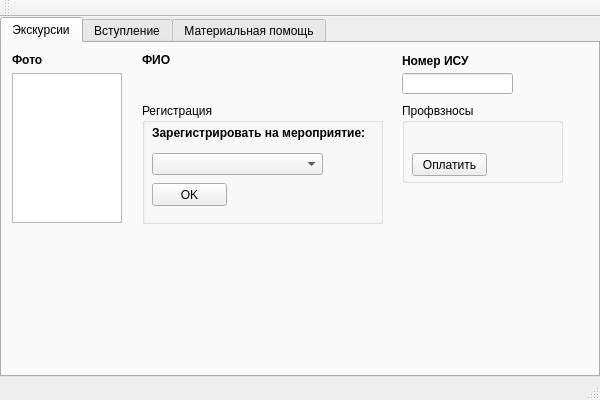
Old version of the form profcom_cards/profkom.ui in the repository egornevezhin/profcom_cards.
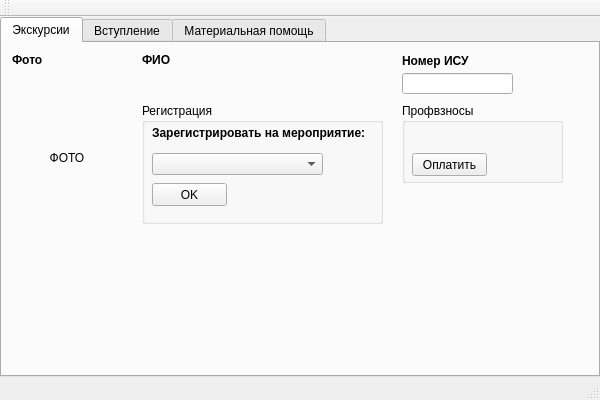
New version of the form.

```diff
--- a/profcom_cards/profkom.ui
+++ b/profcom_cards/profkom.ui
@@ -65,42 +65,6 @@
        <string>Номер ИСУ</string>
       </property>
      </widget>
-     <widget class="QGraphicsView" name="Photo">
-      <property name="geometry">
-       <rect>
-        <x>10</x>
-        <y>30</y>
-        <width>110</width>
-        <height>150</height>
-       </rect>
-      </property>
-      <property name="sizePolicy">
-       <sizepolicy hsizetype="Fixed" vsizetype="Fixed">
-        <horstretch>0</horstretch>
-        <verstretch>0</verstretch>
-       </sizepolicy>
-      </property>
-      <property name="verticalScrollBarPolicy">
-       <enum>Qt::ScrollBarAlwaysOff</enum>
-      </property>
-      <property name="horizontalScrollBarPolicy">
-       <enum>Qt::ScrollBarAlwaysOff</enum>
-      </property>
-      <property name="interactive">
-       <bool>false</bool>
-      </property>
-      <property name="sceneRect">
-       <rectf>
-        <x>0.000000000000000</x>
-        <y>0.000000000000000</y>
-        <width>0.000000000000000</width>
-        <height>0.000000000000000</height>
-       </rectf>
-      </property>
-      <property name="transformationAnchor">
-       <enum>QGraphicsView::AnchorViewCenter</enum>
-      </property>
-     </widget>
      <widget class="QLabel" name="label_2">
       <property name="geometry">
        <rect>
@@ -246,6 +210,28 @@
        </property>
       </widget>
      </widget>
+     <widget class="QLabel" name="labelPhoto">
+      <property name="geometry">
+       <rect>
+        <x>10</x>
+        <y>40</y>
+        <width>110</width>
+        <height>150</height>
+       </rect>
+      </property>
+      <property name="layoutDirection">
+       <enum>Qt::LeftToRight</enum>
+      </property>
+      <property name="autoFillBackground">
+       <bool>false</bool>
+      </property>
+      <property name="text">
+       <string>ФОТО</string>
+      </property>
+      <property name="alignment">
+       <set>Qt::AlignCenter</set>
+      </property>
+     </widget>
     </widget>
     <widget class="QWidget" name="tab_2">
      <attribute name="title">
```
Left out of the diff: 4 changed lines with no effect on the pictures.
